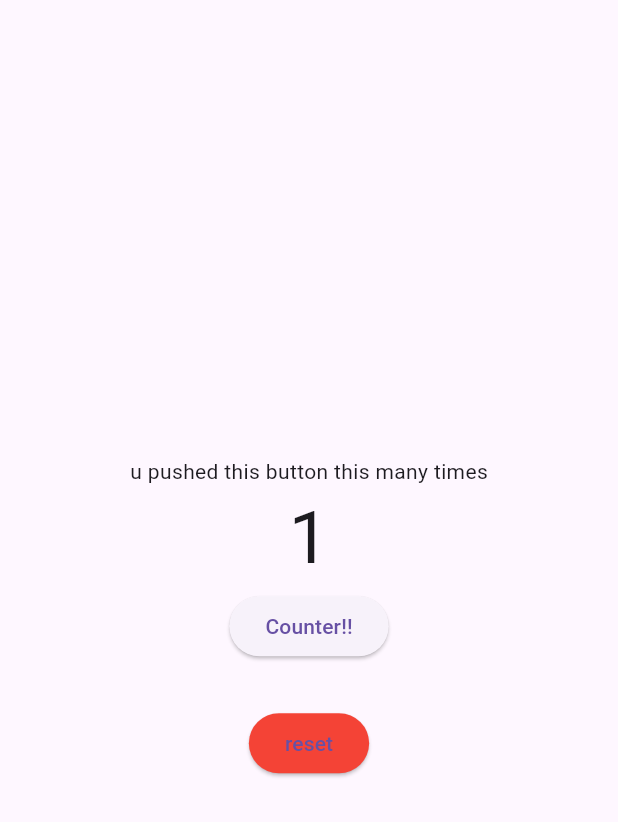
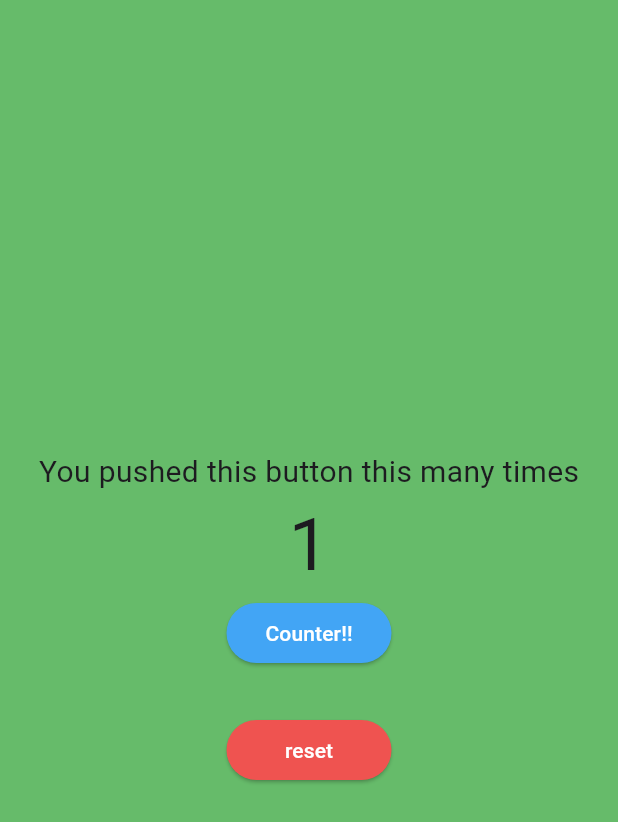
Before and after one commit to Dave-notch/dummy_test_app, a Flutter app: the screen it shows after launch, after a tap on "Counter!!", on a phone screen of 412 x 824 dp. Shown: the top 822 px of the screen. Run offline on Flutter 3.47's test engine with Material 3 defaults, Android fonts, the phone set to English and light mode, and no system bars; our stand-ins replace device_preview.

Commit message:
did counting page

```diff
--- a/lib/pages/page1.dart
+++ b/lib/pages/page1.dart
@@ -1,5 +1,6 @@
-// ignore_for_file: camel_case_types
+// ignore_for_file: camel_case_types, non_constant_identifier_names
 import 'package:flutter/material.dart';
+// ignore: unused_import
 import 'package:dummy_test_app/pages/page1.dart';
 
 class CounterPage extends StatefulWidget {
@@ -13,7 +14,8 @@ class _CounterPageState extends State<CounterPage> {
   int counter = 0;
   void _incrementCounter() {
     setState(() {
-      counter++;
+      // counter += 9000000000000000000 * 9000000000000000000;
+      counter += 1;
     });
   }
 
@@ -26,22 +28,37 @@ class _CounterPageState extends State<CounterPage> {
   @override
   Widget build(BuildContext context) {
     return Scaffold(
+      backgroundColor: Colors.green[400],
+
       body: Center(
         child: Column(
           mainAxisAlignment: MainAxisAlignment.center,
           children: [
-            Text('u pushed this button this many times'),
+            Text(
+              'You pushed this button this many times',
+              style: TextStyle(fontSize: 20),
+            ),
             Text(counter.toString(), style: TextStyle(fontSize: 48)),
-            ElevatedButton(
-              onPressed: _incrementCounter,
-              child: Text('Counter!!'),
+            SizedBox(
+              width: 110,
+              child: ElevatedButton(
+                style: ElevatedButton.styleFrom(
+                  backgroundColor: Colors.blue[400],
+                ),
+                onPressed: _incrementCounter,
+                child: Text('Counter!!', style: TextStyle(color: Colors.white)),
+              ),
             ),
             Container(
               margin: EdgeInsets.only(top: 30),
+              width: 110,
+
               child: ElevatedButton(
-                style: ElevatedButton.styleFrom(backgroundColor: Colors.red),
+                style: ElevatedButton.styleFrom(
+                  backgroundColor: Colors.red[400],
+                ),
                 onPressed: CounterReset,
-                child: Text('reset'),
+                child: Text('reset', style: TextStyle(color: Colors.white)),
               ),
             ),
           ],
```
